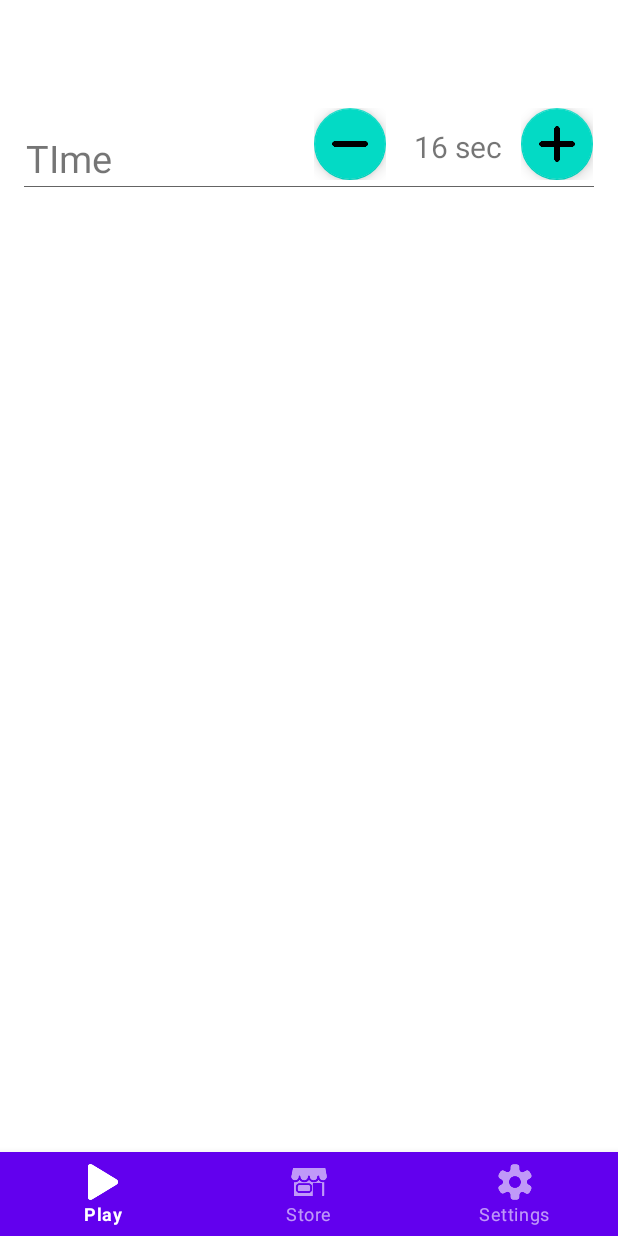
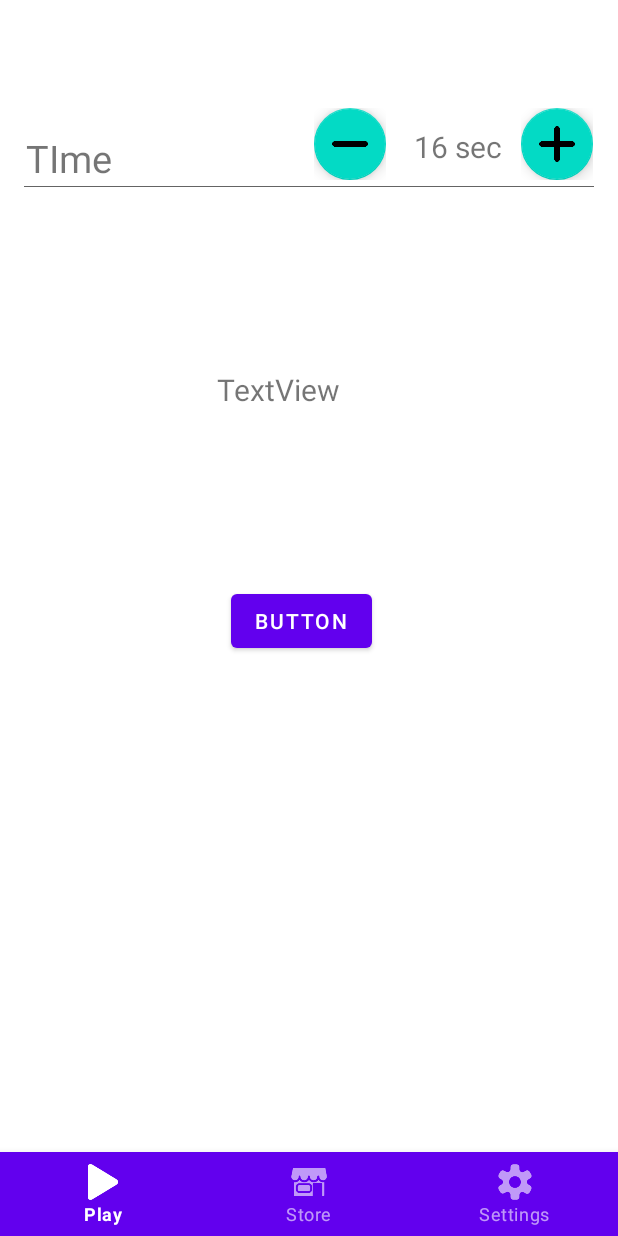
Before and after one commit to GrKnght/SummerPractice-Team13, an Android app: the SettingsFragment screen opened through its navigation route, after a tap on "increment", on a phone screen of 412 x 824 dp. Run offline under Robolectric (Android 15) with nearby library versions, the phone set to English and light mode, and no system bars; our stand-ins replace navigation-ui.

Commit message:
FinishUpSharedPreferences

```diff
--- /dev/null
+++ b/app/src/main/java/summerpractice/team13/guessthedrawing/mvp/presenters/AppPreferences.kt
@@ -0,0 +1,31 @@
+package summerpractice.team13.guessthedrawing.mvp.presenters
+
+import android.content.Context
+import android.content.SharedPreferences
+
+object AppPreferences {
+    private const val NAME = "settings"
+    private const val MODE = Context.MODE_PRIVATE
+    private lateinit var preferences: SharedPreferences
+
+
+    fun init(context: Context) {
+        preferences = context.getSharedPreferences(NAME, MODE)
+    }
+
+    private inline fun SharedPreferences.edit(operation: (SharedPreferences.Editor) -> Unit) {
+        val editor = edit()
+        operation(editor)
+        editor.apply()
+    }
+
+    // Saving Time in settings to SharedPreferences
+    // getter and setter with Shared Preference
+    var time: Int
+        // custom getter to get a preference of a desired type, with a predefined default value
+        get() = preferences.getInt("temp", 1)
+        // custom setter to save a preference back to preferences file
+        set(value) = preferences.edit {
+            it.putInt("temp", value)
+        }
+}
--- a/app/src/main/java/summerpractice/team13/guessthedrawing/mvp/presenters/ChangeTimePresenter.kt
+++ b/app/src/main/java/summerpractice/team13/guessthedrawing/mvp/presenters/ChangeTimePresenter.kt
@@ -1,9 +1,8 @@
 package summerpractice.team13.guessthedrawing.mvp.presenters
 
-import androidx.lifecycle.ViewModel
 import summerpractice.team13.guessthedrawing.mvp.views.ChangeTimeView
 
-class ChangeTimePresenter(private var changeTimeView: ChangeTimeView) : ViewModel() {
+class ChangeTimePresenter(private var changeTimeView: ChangeTimeView) {
 
     var counter = 15
 
@@ -14,15 +13,13 @@ class ChangeTimePresenter(private var changeTimeView: ChangeTimeView) : ViewMode
             counter -= 1
         }
 
+    }
 
-    }
     fun decrementTime() {
         counter -= 1
         if (counter < 5) {
             changeTimeView.showToastDownBorder()
             counter += 1
         }
-
-
     }
 }
--- a/app/src/main/java/summerpractice/team13/guessthedrawing/ui/settings_screen/SettingsFragment.kt
+++ b/app/src/main/java/summerpractice/team13/guessthedrawing/ui/settings_screen/SettingsFragment.kt
@@ -4,6 +4,7 @@ import android.os.Bundle
 import android.view.LayoutInflater
 import android.view.View
 import android.view.ViewGroup
+import android.widget.Button
 import android.widget.TextView
 import android.widget.Toast
 import androidx.fragment.app.Fragment
@@ -11,10 +12,12 @@ import androidx.fragment.app.viewModels
 import androidx.lifecycle.Observer
 import com.google.android.material.floatingactionbutton.FloatingActionButton
 import summerpractice.team13.guessthedrawing.R
+import summerpractice.team13.guessthedrawing.mvp.presenters.AppPreferences
 import summerpractice.team13.guessthedrawing.mvp.presenters.ChangeTimePresenter
 import summerpractice.team13.guessthedrawing.mvp.views.ChangeTimeView
 
 class SettingsFragment : Fragment(), ChangeTimeView {
+
 
     private lateinit var changeTimePresenter: ChangeTimePresenter
 
@@ -26,14 +29,20 @@ class SettingsFragment : Fragment(), ChangeTimeView {
         savedInstanceState: Bundle?
     ): View? {
 
+        context?.let { AppPreferences.init(it) }
+
         val root = inflater.inflate(R.layout.fragment_settings, container, false)
 
         changeTimePresenter = ChangeTimePresenter(this)
 
-        val decreaseFB: FloatingActionButton = root.findViewById(R.id.decrementFB)
         val increaseFB: FloatingActionButton = root.findViewById(R.id.incrementFB)
         val secondsTW: TextView = root.findViewById(R.id.secondsTW)
 
+        val testButton: Button = root.findViewById(R.id.testSharedButton)
+        val testView: TextView = root.findViewById(R.id.testShared)
+
+
+        val decreaseFB: FloatingActionButton = root.findViewById(R.id.decrementFB)
         decreaseFB.setOnClickListener {
             changeTimePresenter.decrementTime()
             model.text.setValue(changeTimePresenter.counter.toString() + " sec")
@@ -41,7 +50,13 @@ class SettingsFragment : Fragment(), ChangeTimeView {
         }
         increaseFB.setOnClickListener {
             changeTimePresenter.incrementTime()
-            model.text.setValue(changeTimePresenter.counter.toString() + " sec")
+            model.text.value = changeTimePresenter.counter.toString() + " sec"
+            AppPreferences.time = changeTimePresenter.counter
+
+        }
+
+        testButton.setOnClickListener {
+            testView.text =  changeTimePresenter.counter.toString()
 
         }
         val nameObserver = Observer<String> { newName ->
--- a/app/src/main/res/layout/fragment_settings.xml
+++ b/app/src/main/res/layout/fragment_settings.xml
@@ -114,4 +114,29 @@
             android:background="@color/grey" />
     </LinearLayout>
 
+    <TextView
+        android:id="@+id/testShared"
+        android:layout_width="104dp"
+        android:layout_height="28dp"
+        android:layout_marginTop="108dp"
+        android:text="TextView"
+        android:textSize="20sp"
+        app:layout_constraintBottom_toBottomOf="parent"
+        app:layout_constraintEnd_toEndOf="parent"
+        app:layout_constraintHorizontal_bias="0.469"
+        app:layout_constraintStart_toStartOf="parent"
+        app:layout_constraintTop_toBottomOf="@+id/linearLayout3"
+        app:layout_constraintVertical_bias="0.021" />
+
+    <Button
+        android:id="@+id/testSharedButton"
+        android:layout_width="wrap_content"
+        android:layout_height="wrap_content"
+        android:layout_marginTop="116dp"
+        android:text="Button"
+        app:layout_constraintEnd_toEndOf="parent"
+        app:layout_constraintHorizontal_bias="0.485"
+        app:layout_constraintStart_toStartOf="parent"
+        app:layout_constraintTop_toBottomOf="@+id/testShared" />
+
 </androidx.constraintlayout.widget.ConstraintLayout>
--- a/build.gradle
+++ b/build.gradle
@@ -6,7 +6,7 @@ buildscript {
         mavenCentral()
     }
     dependencies {
-        classpath 'com.android.tools.build:gradle:4.1.3'
+        classpath 'com.android.tools.build:gradle:4.2.1'
         classpath "org.jetbrains.kotlin:kotlin-gradle-plugin:$kotlin_version"
 
         // NOTE: Do not place your application dependencies here; they belong
```
Also changed, not shown: app/src/main/java/summerpractice/team13/guessthedrawing/mvp/presenters/SaveDataPresenter.kt (added, +38 -0 lines).
